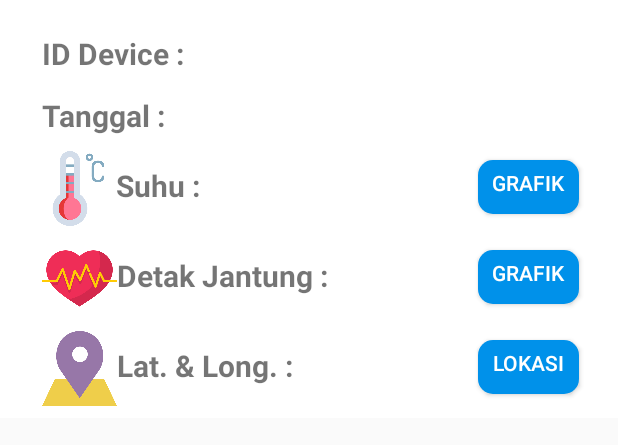
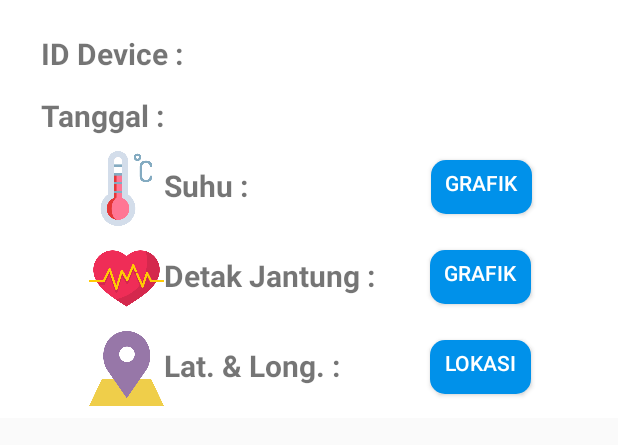
Before and after one commit to rizkyghofur/MonitorHewan, an Android app: the layout view_design.xml on its own in the app's theme, with its tools: preview values and no code run, on a phone screen of 412 x 824 dp. Shown: the top 445 px of the screen. Run offline under Robolectric (Android 15) with nearby library versions, the phone set to English and light mode, and no system bars.

Commit message:
Perubahan penyesuaian layout dimana komponen tidak dapat menampilkan keterangan dengan baik

```diff
--- a/app/src/main/res/layout/view_design.xml
+++ b/app/src/main/res/layout/view_design.xml
@@ -26,8 +26,9 @@
 
             <TextView
                 android:id="@+id/iddev"
-                android:layout_width="111dp"
+                android:layout_width="363dp"
                 android:layout_height="wrap_content"
+                android:layout_marginLeft="5dp"
                 android:layout_marginTop="4dp"
                 android:layout_marginRight="250dp"
                 android:text="ID Device : "
@@ -45,10 +46,11 @@
 
             <TextView
                 android:id="@+id/tgl"
-            android:layout_width="111dp"
+                android:layout_width="366dp"
+                android:layout_marginLeft="5dp"
                 android:layout_height="wrap_content"
                 android:layout_marginTop="4dp"
-            android:layout_marginRight="250dp"
+                android:layout_marginRight="240dp"
                 android:text="Tanggal : "
                 android:textSize="20sp"
                 android:textStyle="bold" />
@@ -70,10 +72,10 @@
 
             <TextView
                 android:id="@+id/suhu"
-                android:layout_width="match_parent"
+                android:layout_width="174dp"
                 android:layout_height="wrap_content"
                 android:layout_marginTop="4dp"
-                android:layout_marginRight="181dp"
+                android:layout_marginRight="0dp"
                 android:text="Suhu :"
                 android:textSize="20sp"
                 android:textStyle="bold" />
@@ -104,11 +106,11 @@
 
             <TextView
                 android:id="@+id/dtkjtg"
-                android:layout_width="match_parent"
+                android:layout_width="173dp"
                 android:layout_height="wrap_content"
                 android:layout_marginTop="4dp"
-                android:layout_marginRight="96dp"
-                android:text="Detak Jantung :"
+                android:layout_marginRight="0dp"
+                android:text="Detak Jantung : "
                 android:textSize="20sp"
                 android:textStyle="bold" />
 
@@ -137,10 +139,10 @@
 
             <TextView
                 android:id="@+id/latlong"
-                android:layout_width="match_parent"
+                android:layout_width="173dp"
                 android:layout_height="wrap_content"
                 android:layout_marginTop="4dp"
-                android:layout_marginRight="119dp"
+                android:layout_marginRight="0dp"
                 android:text="Lat. &amp; Long. :"
                 android:textSize="20sp"
                 android:textStyle="bold" />
```
Lines whose indentation alone changed are shown as unchanged.
